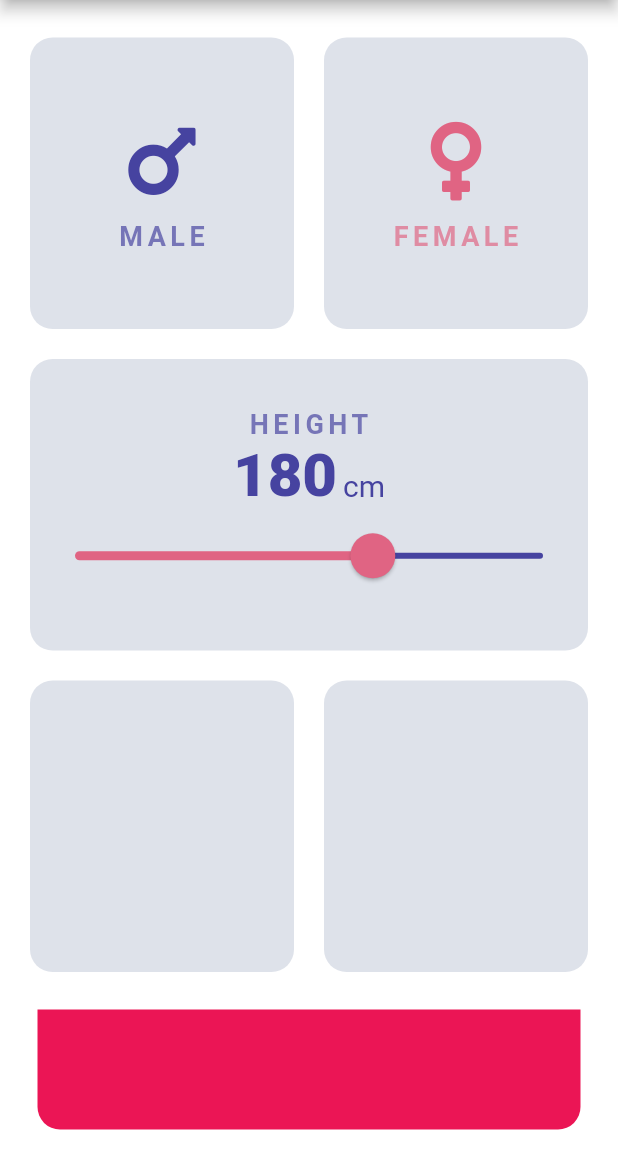
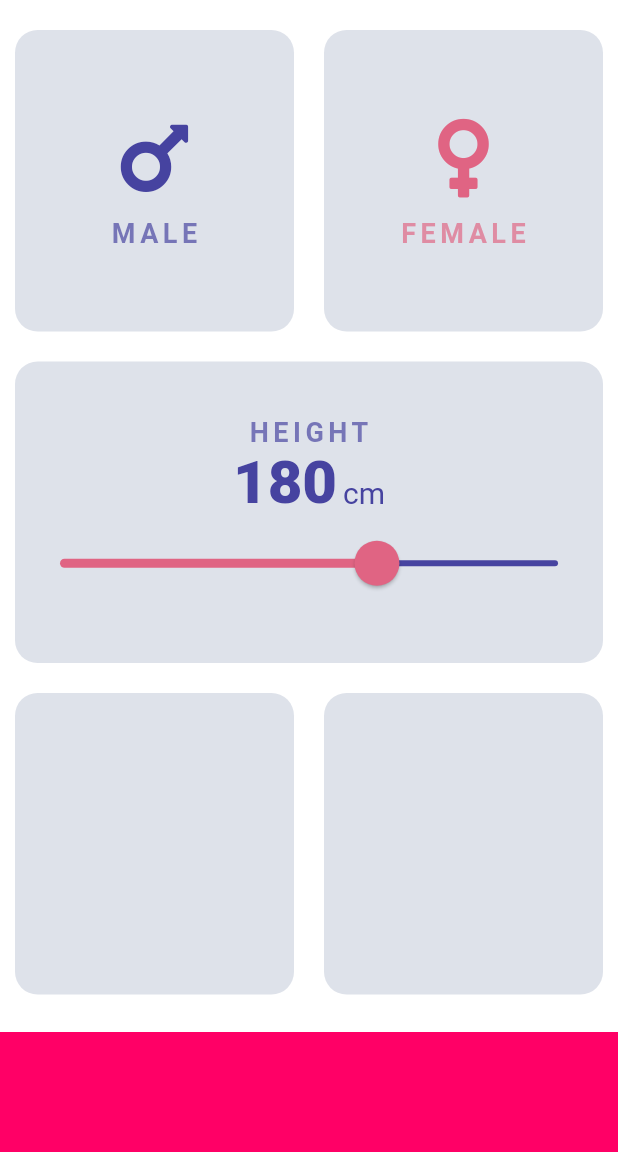
Before and after one commit to mustak/flutter-bmi-calculator, a Flutter app: the screen it shows after launch, on a phone screen of 412 x 824 dp, the part 84-1236 px from its top. Run offline on Flutter 3.47's test engine with Material 2 defaults, Android fonts, the phone set to English and light mode, and no system bars; our stand-ins replace font_awesome_flutter.

Commit message:
UI adjustments to color and padding

```diff
--- a/lib/components/height_input.dart
+++ b/lib/components/height_input.dart
@@ -24,7 +24,8 @@ class _HeightInputState extends State<HeightInput> {
 //        ),
         Text(
           'HEIGHT',
-          style: kLabelStyle(kLValueDefault),
+          style: kLabelStyle(
+              lTheme == Brightness.dark ? kDValueDefault : kLValueDefault),
         ),
         Row(
           mainAxisSize: MainAxisSize.min,
--- a/lib/constants.dart
+++ b/lib/constants.dart
@@ -3,8 +3,8 @@ import 'package:flutter/material.dart';
 ///
 /// Card colors
 ///
-const kDInactiveCardColor = Color(0xFF111328);
-const kDActiveCardColor = Color(0xFF1D1E33);
+const kDActiveCardColor = Color(0xFF272A4C);
+const kDInactiveCardColor = Color(0xFF14193B);
 
 ///
 /// LAbel and value colours
@@ -28,7 +28,7 @@ const kBorderRadius = 15.0;
 enum Gender { male, female }
 
 const kBottomContainerHeight = 80.0;
-const kMainPinkColor = Color(0xFFEB1555);
+const kMainPinkColor = Color(0xFFFF0066);
 
 //Gender related
 const double kIconSize = 60;
--- a/lib/main.dart
+++ b/lib/main.dart
@@ -30,8 +30,8 @@ class MyApp extends StatelessWidget {
         visualDensity: VisualDensity.adaptivePlatformDensity,
       ),
       darkTheme: ThemeData.dark().copyWith(
-        primaryColor: Color(0xFF0A0E21), //0xFF0A0E21
-        scaffoldBackgroundColor: Color(0xFF04040C),
+        primaryColor: Color(0xFF111539), //0xFF0A0E21
+        scaffoldBackgroundColor: Color(0xFF0B1033),
         sliderTheme: SliderTheme.of(context).copyWith(
           activeTrackColor: kDValueSelected,
           inactiveTrackColor: kDValueDefault,
--- a/lib/screens/input_page.dart
+++ b/lib/screens/input_page.dart
@@ -22,12 +22,10 @@ class _InputPageState extends State<InputPage> {
     return Scaffold(
       appBar: AppBar(
         title: Text(widget.title),
+        elevation: 0,
       ),
       body: Padding(
-        padding: const EdgeInsets.symmetric(
-          vertical: 15,
-          horizontal: 10,
-        ),
+        padding: const EdgeInsets.fromLTRB(0, 10, 0, 0),
         child: Column(
           crossAxisAlignment: CrossAxisAlignment.stretch,
           children: <Widget>[
@@ -102,12 +100,12 @@ class _InputPageState extends State<InputPage> {
               child: Container(
                 height: kBottomContainerHeight,
                 //TODO: specify width: double.infinity
-                margin: EdgeInsets.fromLTRB(15, 15, 15, 0),
+                margin: EdgeInsets.fromLTRB(0, 15, 0, 0),
                 decoration: BoxDecoration(
                   color: kMainPinkColor,
-                  borderRadius: BorderRadius.vertical(
-                    bottom: Radius.circular(kBorderRadius),
-                  ),
+                  // borderRadius: BorderRadius.vertical(
+                  //   bottom: Radius.circular(kBorderRadius),
+                  // ),
                 ),
               ),
             )
```
